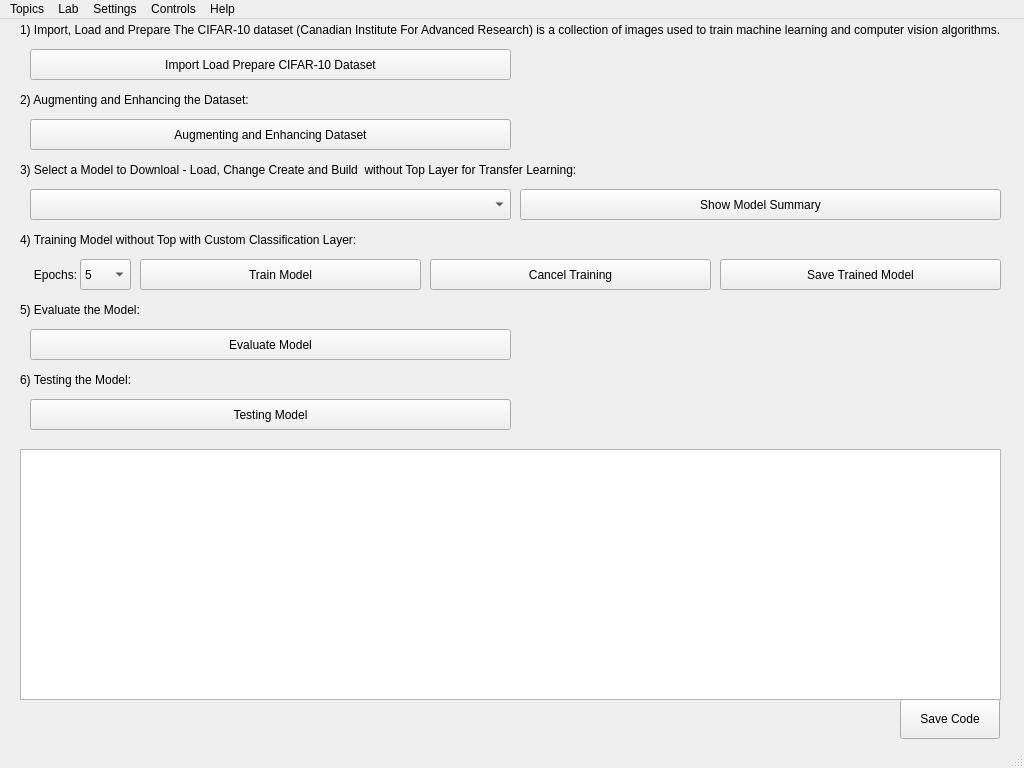
The window that ui.ui (mehrdadeahady/CV_with_ML_and_DL_and_GANs) describes before a commit, drawn with Qt 5.
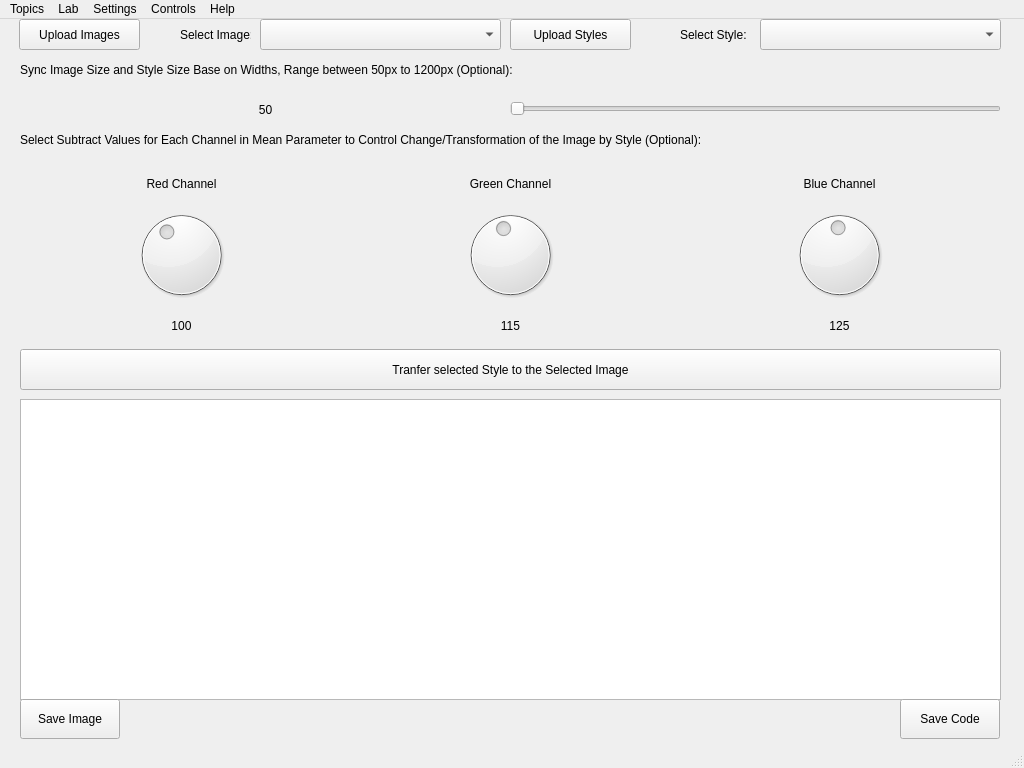
The same window after the commit. Icons and pictures are not drawn.

What changed in the file:
```diff
--- a/ui.ui
+++ b/ui.ui
@@ -100,7 +100,7 @@
      </size>
     </property>
     <property name="currentIndex">
-     <number>5</number>
+     <number>6</number>
     </property>
     <widget class="QWidget" name="page_ImagesAndColorsManipulationsAndOprations">
      <property name="sizePolicy">
@@ -4211,6 +4211,308 @@
       </property>
      </widget>
     </widget>
+    <widget class="QWidget" name="page_NeuralStyleTransfer">
+     <widget class="QPushButton" name="pushButton_UploadStyles_NeuralStyleTransfer">
+      <property name="geometry">
+       <rect>
+        <x>500</x>
+        <y>0</y>
+        <width>121</width>
+        <height>31</height>
+       </rect>
+      </property>
+      <property name="text">
+       <string>Upload Styles</string>
+      </property>
+     </widget>
+     <widget class="QTextBrowser" name="textBrowser_NeuralStyleTransfer">
+      <property name="geometry">
+       <rect>
+        <x>10</x>
+        <y>380</y>
+        <width>981</width>
+        <height>301</height>
+       </rect>
+      </property>
+     </widget>
+     <widget class="QLabel" name="label_SelectStyle_NeuralStyleTransfer">
+      <property name="geometry">
+       <rect>
+        <x>670</x>
+        <y>5</y>
+        <width>71</width>
+        <height>21</height>
+       </rect>
+      </property>
+      <property name="text">
+       <string>Select Style:</string>
+      </property>
+     </widget>
+     <widget class="QPushButton" name="pushButton_UploadImages_NeuralStyleTransfer">
+      <property name="geometry">
+       <rect>
+        <x>9</x>
+        <y>0</y>
+        <width>121</width>
+        <height>31</height>
+       </rect>
+      </property>
+      <property name="text">
+       <string>Upload Images</string>
+      </property>
+     </widget>
+     <widget class="QPushButton" name="pushButton_SaveCode_NeuralStyleTransfer">
+      <property name="geometry">
+       <rect>
+        <x>890</x>
+        <y>680</y>
+        <width>100</width>
+        <height>40</height>
+       </rect>
+      </property>
+      <property name="text">
+       <string>Save Code</string>
+      </property>
+     </widget>
+     <widget class="QComboBox" name="comboBox_SelectStyle_NeuralStyleTransfer">
+      <property name="geometry">
+       <rect>
+        <x>750</x>
+        <y>0</y>
+        <width>241</width>
+        <height>31</height>
+       </rect>
+      </property>
+      <property name="maxVisibleItems">
+       <number>50</number>
+      </property>
+      <item>
+       <property name="text">
+        <string/>
+       </property>
+      </item>
+     </widget>
+     <widget class="QLabel" name="label_SelectImage_NeuralStyleTransfer">
+      <property name="geometry">
+       <rect>
+        <x>170</x>
+        <y>0</y>
+        <width>71</width>
+        <height>31</height>
+       </rect>
+      </property>
+      <property name="text">
+       <string>Select Image:</string>
+      </property>
+     </widget>
+     <widget class="QPushButton" name="pushButton_SaveImage_NeuralStyleTransfer">
+      <property name="geometry">
+       <rect>
+        <x>10</x>
+        <y>680</y>
+        <width>100</width>
+        <height>40</height>
+       </rect>
+      </property>
+      <property name="text">
+       <string>Save Image</string>
+      </property>
+     </widget>
+     <widget class="QComboBox" name="comboBox_SelectImage_NeuralStyleTransfer">
+      <property name="geometry">
+       <rect>
+        <x>250</x>
+        <y>0</y>
+        <width>241</width>
+        <height>31</height>
+       </rect>
+      </property>
+      <property name="maxVisibleItems">
+       <number>50</number>
+      </property>
+      <item>
+       <property name="text">
+        <string/>
+       </property>
+      </item>
+     </widget>
+     <widget class="QLabel" name="label_ChannelValues_NeuralStyleTransfer">
+      <property name="geometry">
+       <rect>
+        <x>10</x>
+        <y>110</y>
+        <width>981</width>
+        <height>21</height>
+       </rect>
+      </property>
+      <property name="text">
+       <string>Select Subtract Values for Each Channel in Mean Parameter to Control Change/Transformation of the Image by Style (Optional):</string>
+      </property>
+     </widget>
+     <widget class="QWidget" name="gridLayoutWidget_16">
+      <property name="geometry">
+       <rect>
+        <x>10</x>
+        <y>150</y>
+        <width>981</width>
+        <height>171</height>
+       </rect>
+      </property>
+      <layout class="QGridLayout" name="gridLayout_NeuralStyleTransfer">
+       <item row="1" column="1">
+        <widget class="QDial" name="dial_Green_NeuralStyleTransfer">
+         <property name="maximum">
+          <number>255</number>
+         </property>
+         <property name="value">
+          <number>115</number>
+         </property>
+        </widget>
+       </item>
+       <item row="0" column="2">
+        <widget class="QLabel" name="label_Blue_NeuralStyleTransfer">
+         <property name="text">
+          <string>Blue Channel</string>
+         </property>
+         <property name="alignment">
+          <set>Qt::AlignmentFlag::AlignCenter</set>
+         </property>
+        </widget>
+       </item>
+       <item row="0" column="0">
+        <widget class="QLabel" name="label_Red_NeuralStyleTransfer">
+         <property name="text">
+          <string>Red Channel</string>
+         </property>
+         <property name="alignment">
+          <set>Qt::AlignmentFlag::AlignCenter</set>
+         </property>
+        </widget>
+       </item>
+       <item row="0" column="1">
+        <widget class="QLabel" name="label_Green_NeuralStyleTransfer">
+         <property name="text">
+          <string>Green Channel</string>
+         </property>
+         <property name="alignment">
+          <set>Qt::AlignmentFlag::AlignCenter</set>
+         </property>
+        </widget>
+       </item>
+       <item row="1" column="2">
+        <widget class="QDial" name="dial_Blue_NeuralStyleTransfer">
+         <property name="maximum">
+          <number>255</number>
+         </property>
+         <property name="value">
+          <number>125</number>
+         </property>
+        </widget>
+       </item>
+       <item row="1" column="0">
+        <widget class="QDial" name="dial_Red_NeuralStyleTransfer">
+         <property name="maximum">
+          <number>255</number>
+         </property>
+         <property name="value">
+          <number>100</number>
+         </property>
+        </widget>
+       </item>
+       <item row="2" column="0">
+        <widget class="QLabel" name="label_RedValue_NeuralStyleTransfer">
+         <property name="text">
+          <string>100</string>
+         </property>
+         <property name="alignment">
+          <set>Qt::AlignmentFlag::AlignCenter</set>
+         </property>
+        </widget>
+       </item>
+       <item row="2" column="1">
+        <widget class="QLabel" name="label_GreenValue_NeuralStyleTransfer">
+         <property name="text">
+          <string>115</string>
+         </property>
+         <property name="alignment">
+          <set>Qt::AlignmentFlag::AlignCenter</set>
+         </property>
+        </widget>
+       </item>
+       <item row="2" column="2">
+        <widget class="QLabel" name="label_BlueValue_NeuralStyleTransfer">
+         <property name="text">
+          <string>125</string>
+         </property>
+         <property name="alignment">
+          <set>Qt::AlignmentFlag::AlignCenter</set>
+         </property>
+        </widget>
+       </item>
+      </layout>
+     </widget>
+     <widget class="QPushButton" name="pushButton_TransferStyle_NeuralStyleTransfer">
+      <property name="geometry">
+       <rect>
+        <x>10</x>
+        <y>330</y>
+        <width>981</width>
+        <height>41</height>
+       </rect>
+      </property>
+      <property name="text">
+       <string>Tranfer selected Style to the Selected Image</string>
+      </property>
+     </widget>
+     <widget class="QLabel" name="label_Sync_NeuralStyleTransfer">
+      <property name="geometry">
+       <rect>
+        <x>10</x>
+        <y>40</y>
+        <width>981</width>
+        <height>21</height>
+       </rect>
+      </property>
+      <property name="text">
+       <string>Sync Image Size and Style Size Base on Widths, Range between 50px to 1200px (Optional):</string>
+      </property>
+     </widget>
+     <widget class="QSlider" name="horizontalSlider_Sync_NeuralStyleTransfer">
+      <property name="geometry">
+       <rect>
+        <x>500</x>
+        <y>69</y>
+        <width>491</width>
+        <height>41</height>
+       </rect>
+      </property>
+      <property name="minimum">
+       <number>50</number>
+      </property>
+      <property name="maximum">
+       <number>1200</number>
+      </property>
+      <property name="orientation">
+       <enum>Qt::Orientation::Horizontal</enum>
+      </property>
+     </widget>
+     <widget class="QLabel" name="label_SyncSize_NeuralStyleTransfer">
+      <property name="geometry">
+       <rect>
+        <x>20</x>
+        <y>70</y>
+        <width>471</width>
+        <height>41</height>
+       </rect>
+      </property>
+      <property name="text">
+       <string>50</string>
+      </property>
+      <property name="alignment">
+       <set>Qt::AlignmentFlag::AlignCenter</set>
+      </property>
+     </widget>
+    </widget>
     <widget class="QWidget" name="page_AboutAuthorDeveloper">
      <widget class="QTextBrowser" name="textBrowser_AboutAuthorDeveloper">
       <property name="geometry">
```
